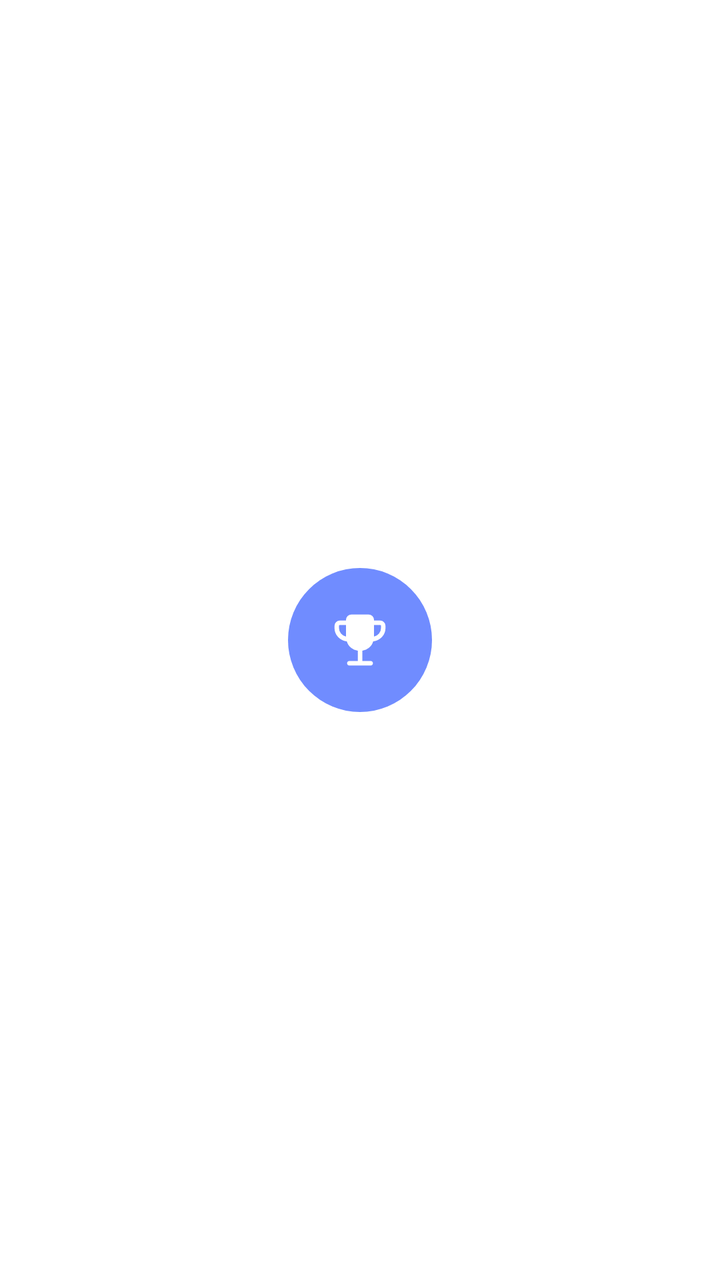
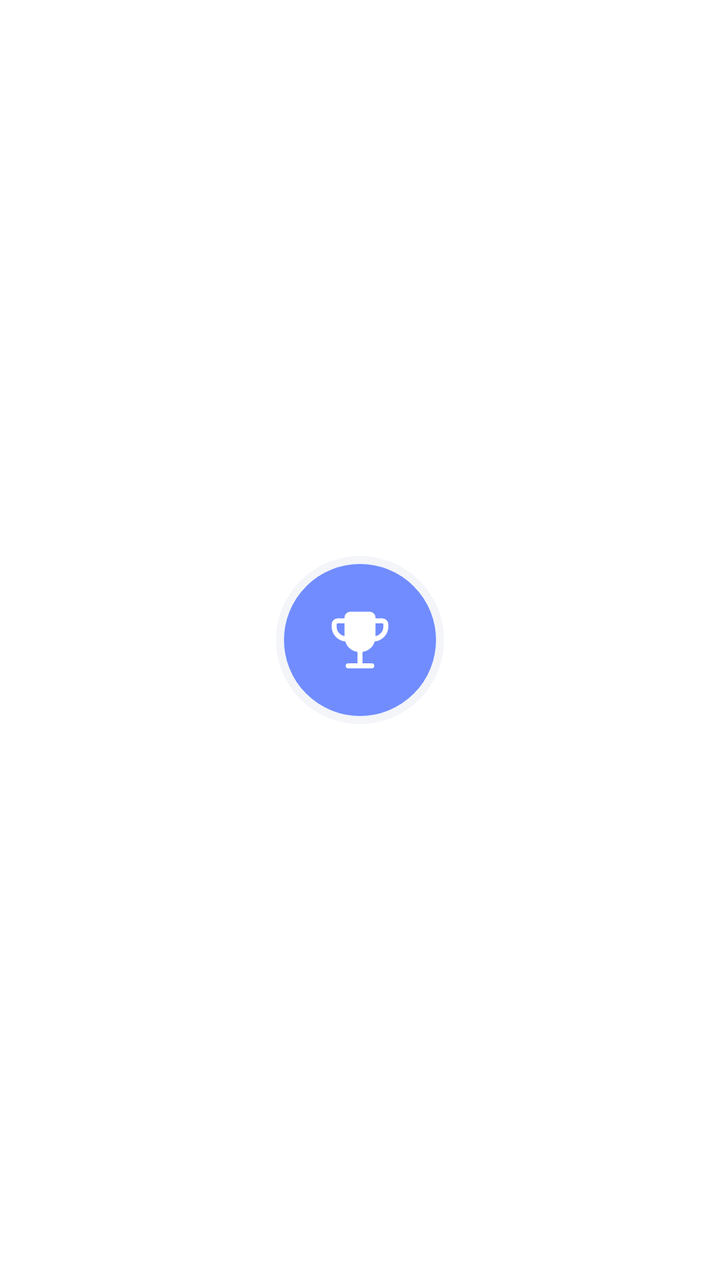

The first picture is an Android layout as it rendered before a commit; the second is the same layout after the commit. The layout source and the unified diff follow.
<!-- AndroidManifest.xml: application theme Theme.GrowDaily -->
<!-- res/layout/layout_analysis_task_icon.xml -->
<?xml version="1.0" encoding="utf-8"?>
<FrameLayout xmlns:android="http://schemas.android.com/apk/res/android"
    android:layout_width="wrap_content"
    android:layout_height="wrap_content"
    xmlns:app="http://schemas.android.com/apk/res-auto"
    android:layout_gravity="center">

    
    <View
        android:id="@+id/viewIconBg"
        android:layout_width="72dp"
        android:layout_height="72dp"
        android:background="@drawable/circular"
        android:layout_gravity="center"
        />

    
    <ImageView
        android:id="@+id/imgTaskIcon"
        android:layout_width="36dp"
        android:layout_height="36dp"
        android:layout_gravity="center"
        android:src="@drawable/ic_trophy"
        app:tint="@android:color/white"/>
</FrameLayout>
<!-- resources referenced by this layout -->
<resources>
  <!-- drawable circular (drawable) -->
  <?xml version="1.0" encoding="utf-8"?>
  <shape xmlns:android="http://schemas.android.com/apk/res/android"
      android:shape="oval">
      <solid android:color="@color/brand_blue"/>
  </shape>
  <!-- drawable ic_trophy (drawable) -->
  <vector xmlns:android="http://schemas.android.com/apk/res/android" android:width="24dp" android:height="24dp" android:viewportWidth="960" android:viewportHeight="960" android:tint="?attr/colorControlNormal">
      <path android:fillColor="@android:color/white" android:pathData="M293.08,434.31L293.08,280L212.31,280Q206.92,280 203.46,283.46Q200,286.92 200,292.31L200,320Q200,361.85 226.23,393.5Q252.46,425.15 293.08,434.31ZM666.92,434.31Q707.54,425.15 733.77,393.5Q760,361.85 760,320L760,292.31Q760,286.92 756.54,283.46Q753.08,280 747.69,280L666.92,280L666.92,434.31ZM450,760L450,622.92Q397.92,615.38 358.27,582.19Q318.62,549 304.46,498.77Q235.23,490.54 187.62,440Q140,389.46 140,320L140,292.31Q140,262.39 161.19,241.19Q182.39,220 212.31,220L293.08,220L293.08,212.31Q293.08,182.39 314.27,161.19Q335.46,140 365.39,140L594.61,140Q624.54,140 645.73,161.19Q666.92,182.39 666.92,212.31L666.92,220L747.69,220Q777.61,220 798.81,241.19Q820,262.39 820,292.31L820,320Q820,389.46 772.38,440Q724.77,490.54 655.54,498.77Q641.38,549 601.73,582.19Q562.08,615.38 510,622.92L510,760L622.31,760Q635.08,760 643.69,768.62Q652.31,777.23 652.31,790Q652.31,802.77 643.69,811.38Q635.08,820 622.31,820L337.69,820Q324.92,820 316.31,811.38Q307.69,802.77 307.69,790Q307.69,777.23 316.31,768.62Q324.92,760 337.69,760L450,760Z"/>
  </vector>
  <style name="Theme.GrowDaily" parent="Theme.MaterialComponents.DayNight.DarkActionBar">
          
          <item name="colorPrimary">@color/app_bar_surface</item>
          <item name="colorPrimaryVariant">@color/app_bar_surface</item>
          <item name="colorOnPrimary">@color/app_bar_content</item>
  
          
          <item name="colorSecondary">@color/brand_blue</item>
          <item name="colorSecondaryVariant">@color/brand_blue</item>
          <item name="colorOnSecondary">@color/white</item>
  
          
          <item name="android:statusBarColor">@color/app_bar_surface</item>
          <item name="android:windowLightStatusBar">true</item>
          <item name="android:forceDarkAllowed">false</item>
      </style>
  <color name="brand_blue">#708CFF</color>
  <color name="app_bar_surface">#F3F5F9</color>
  <color name="app_bar_content">#111111</color>
  <color name="white">#FFFFFF</color>
</resources>

<!-- the commit's change to res/layout/layout_analysis_task_icon.xml (unified diff, before → after) -->
@@ -4,21 +4,19 @@
     android:layout_height="wrap_content"
     xmlns:app="http://schemas.android.com/apk/res-auto"
     android:layout_gravity="center">
-
     
     <View
         android:id="@+id/viewIconBg"
-        android:layout_width="72dp"
-        android:layout_height="72dp"
-        android:background="@drawable/circular"
+        android:layout_width="84dp"
+        android:layout_height="84dp"
+        android:background="@drawable/bg_analysis_icon"
         android:layout_gravity="center"
         />
-
     
     <ImageView
         android:id="@+id/imgTaskIcon"
-        android:layout_width="36dp"
-        android:layout_height="36dp"
+        android:layout_width="40dp"
+        android:layout_height="40dp"
         android:layout_gravity="center"
         android:src="@drawable/ic_trophy"
         app:tint="@android:color/white"/>
<!-- resource entries referenced after the edit -->
@@ -1,10 +1,13 @@
 <!-- resources referenced by this layout -->
 <resources>
-  <!-- drawable circular (drawable) -->
+  <!-- drawable bg_analysis_icon (drawable) -->
   <?xml version="1.0" encoding="utf-8"?>
   <shape xmlns:android="http://schemas.android.com/apk/res/android"
       android:shape="oval">
-      <solid android:color="@color/brand_blue"/>
+      <solid android:color="@color/brand_blue" />
+      <stroke
+          android:width="4dp"
+          android:color="@color/task_screen_bg" />
   </shape>
   <!-- drawable ic_trophy (drawable) -->
   <vector xmlns:android="http://schemas.android.com/apk/res/android" android:width="24dp" android:height="24dp" android:viewportWidth="960" android:viewportHeight="960" android:tint="?attr/colorControlNormal">
@@ -27,6 +30,7 @@
           <item name="android:forceDarkAllowed">false</item>
       </style>
   <color name="brand_blue">#708CFF</color>
+  <color name="task_screen_bg">#F3F5F9</color>
   <color name="app_bar_surface">#F3F5F9</color>
   <color name="app_bar_content">#111111</color>
   <color name="white">#FFFFFF</color>
